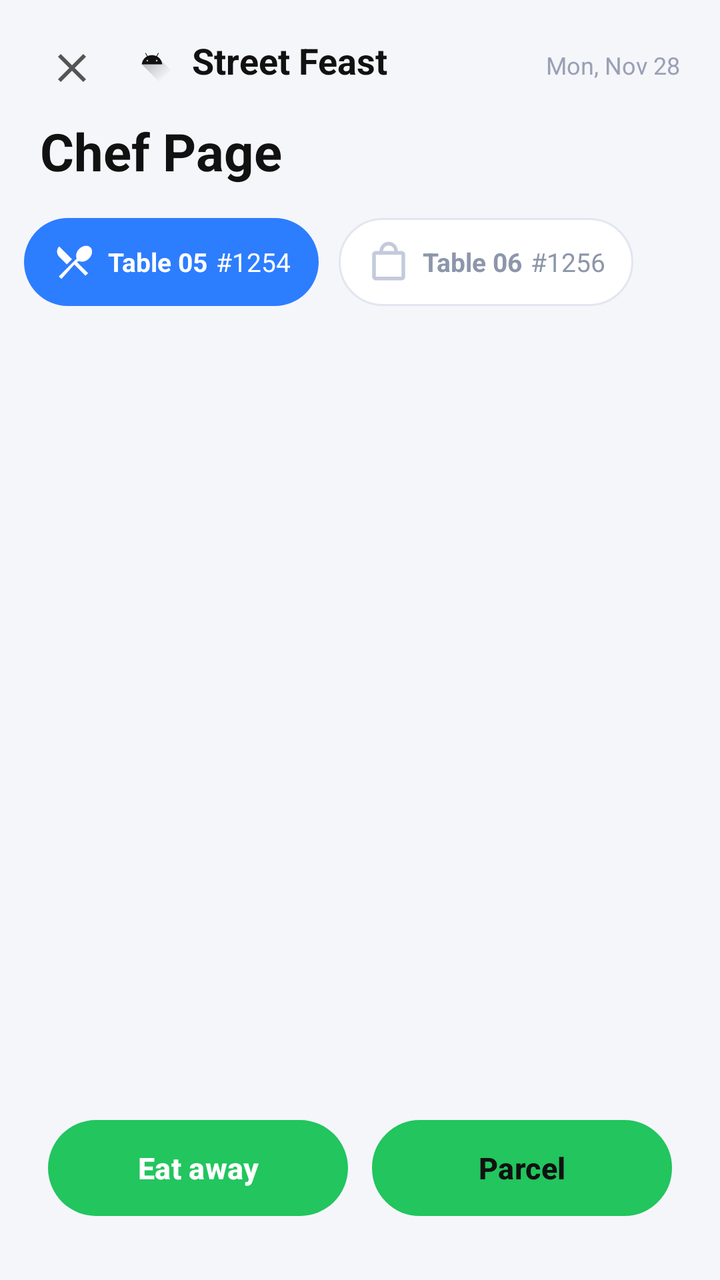
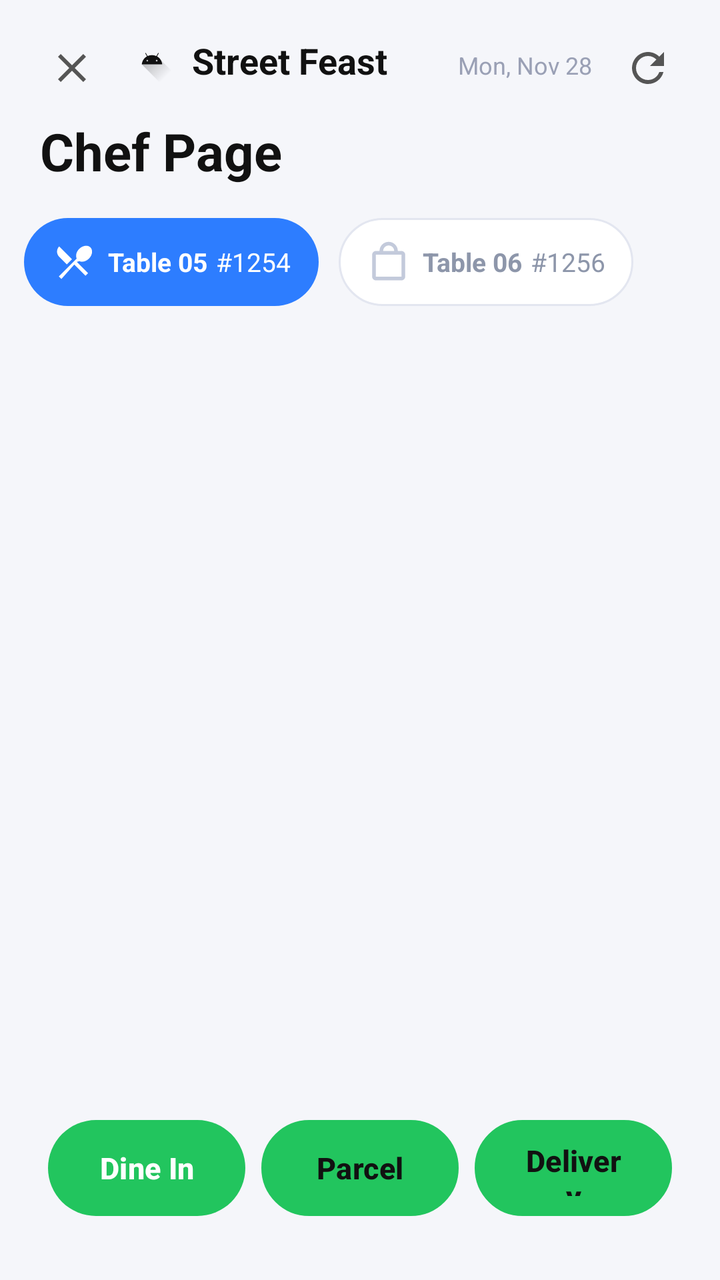

Two renders of the same Android screen: before a commit and after it. Below are the layout's source before the change and the commit's diff.
<!-- AndroidManifest.xml: application theme Theme.StreetFeast -->
<!-- res/layout/chef_page.xml -->
<?xml version="1.0" encoding="utf-8"?>

<androidx.constraintlayout.widget.ConstraintLayout xmlns:android="http://schemas.android.com/apk/res/android"
    xmlns:app="http://schemas.android.com/apk/res-auto"
    android:id="@+id/root"
    android:layout_width="match_parent"
    android:layout_height="match_parent"
    android:background="#F5F6FA">

    

    <LinearLayout
        android:id="@+id/topBar"
        android:layout_width="0dp"
        android:layout_height="wrap_content"
        android:orientation="horizontal"
        android:paddingStart="20dp"
        android:paddingEnd="20dp"
        android:paddingTop="18dp"
        android:paddingBottom="4dp"
        app:layout_constraintTop_toTopOf="parent"
        app:layout_constraintStart_toStartOf="parent"
        app:layout_constraintEnd_toEndOf="parent">

        <ImageButton
            android:id="@+id/btnClose"
            android:layout_width="32dp"
            android:layout_height="32dp"
            android:background="@android:color/transparent"
            android:src="@drawable/ic_close"
            app:tint="#555555" />

        <ImageView
            android:id="@+id/ivLogo"
            android:layout_width="24dp"
            android:layout_height="24dp"
            android:layout_marginStart="12dp"
            android:layout_marginEnd="8dp"
            android:src="@drawable/ic_launcher_foreground"
            android:contentDescription="Street Feast Logo"
            app:tint="#111111" />

        <TextView
            android:id="@+id/tvRestaurantName"
            android:layout_width="0dp"
            android:layout_height="wrap_content"
            android:layout_marginStart="0dp"
            android:layout_weight="1"
            android:text="Street Feast"
            android:textColor="#111111"
            android:textSize="18sp"
            android:textStyle="bold" />

        <TextView
            android:id="@+id/tvDate"
            android:layout_width="wrap_content"
            android:layout_height="wrap_content"
            android:text="Mon, Nov 28"
            android:textColor="#9AA0B5"
            android:textSize="12sp" />

    </LinearLayout>

    <TextView
        android:id="@+id/tvPageTitle"
        android:layout_width="wrap_content"
        android:layout_height="wrap_content"
        android:layout_marginStart="20dp"
        android:layout_marginTop="4dp"
        android:text="Chef Page"
        android:textColor="#111111"
        android:textSize="26sp"
        android:textStyle="bold"
        app:layout_constraintTop_toBottomOf="@id/topBar"
        app:layout_constraintStart_toStartOf="parent" />

    

    <HorizontalScrollView
        android:id="@+id/tabsScroll"
        android:layout_width="0dp"
        android:layout_height="wrap_content"
        android:layout_marginTop="16dp"
        android:paddingStart="12dp"
        android:paddingEnd="12dp"
        android:scrollbars="none"
        app:layout_constraintTop_toBottomOf="@id/tvPageTitle"
        app:layout_constraintStart_toStartOf="parent"
        app:layout_constraintEnd_toEndOf="parent">

        <LinearLayout
            android:id="@+id/tabsContainer"
            android:layout_width="wrap_content"
            android:layout_height="wrap_content"
            android:orientation="horizontal">

            
            <LinearLayout
                android:id="@+id/tabTable05"
                android:layout_width="wrap_content"
                android:layout_height="44dp"
                android:layout_marginEnd="10dp"
                android:background="@drawable/bg_tab_selected"
                android:gravity="center_vertical"
                android:orientation="horizontal"
                android:paddingStart="14dp"
                android:paddingEnd="14dp">

                <ImageView
                    android:id="@+id/iconTab05"
                    android:layout_width="22dp"
                    android:layout_height="22dp"
                    android:src="@drawable/ic_cutlery"
                    app:tint="@android:color/white" />

                <TextView
                    android:id="@+id/tvTabSelectedLabel"
                    android:layout_width="wrap_content"
                    android:layout_height="wrap_content"
                    android:layout_marginStart="6dp"
                    android:text="Table 05"
                    android:textColor="@android:color/white"
                    android:textSize="13sp"
                    android:textStyle="bold" />

                <TextView
                    android:id="@+id/tvTabSelectedNumber"
                    android:layout_width="wrap_content"
                    android:layout_height="wrap_content"
                    android:layout_marginStart="4dp"
                    android:text="#1254"
                    android:textColor="@android:color/white"
                    android:textSize="13sp" />
            </LinearLayout>

            
            <LinearLayout
                android:id="@+id/tabTable06"
                android:layout_width="wrap_content"
                android:layout_height="44dp"
                android:layout_marginEnd="10dp"
                android:background="@drawable/bg_tab_unselected"
                android:gravity="center_vertical"
                android:orientation="horizontal"
                android:paddingStart="14dp"
                android:paddingEnd="14dp">

                <ImageView
                    android:id="@+id/iconTab06"
                    android:layout_width="22dp"
                    android:layout_height="22dp"
                    android:src="@drawable/ic_bag"
                    app:tint="#C3CADB" />

                <TextView
                    android:id="@+id/tvTabTable06"
                    android:layout_width="wrap_content"
                    android:layout_height="wrap_content"
                    android:layout_marginStart="6dp"
                    android:text="Table 06"
                    android:textColor="#8D96AA"
                    android:textSize="13sp"
                    android:textStyle="bold" />

                <TextView
                    android:id="@+id/tvTabTable06Number"
                    android:layout_width="wrap_content"
                    android:layout_height="wrap_content"
                    android:layout_marginStart="4dp"
                    android:text="#1256"
                    android:textColor="#8D96AA"
                    android:textSize="13sp" />
            </LinearLayout>

            

        </LinearLayout>
    </HorizontalScrollView>

    

    <androidx.viewpager2.widget.ViewPager2
        android:id="@+id/viewPagerOrders"
        android:layout_width="0dp"
        android:layout_height="0dp"
        android:layout_marginStart="16dp"
        android:layout_marginEnd="16dp"
        android:layout_marginTop="18dp"
        app:layout_constraintTop_toBottomOf="@id/tabsScroll"
        app:layout_constraintBottom_toTopOf="@+id/bottomButtons"
        app:layout_constraintStart_toStartOf="parent"
        app:layout_constraintEnd_toEndOf="parent" />

    

    <LinearLayout
        android:id="@+id/bottomButtons"
        android:layout_width="0dp"
        android:layout_height="72dp"
        android:layout_marginStart="24dp"
        android:layout_marginEnd="24dp"
        android:layout_marginBottom="20dp"
        android:gravity="center"
        android:orientation="horizontal"
        app:layout_constraintBottom_toBottomOf="parent"
        app:layout_constraintStart_toStartOf="parent"
        app:layout_constraintEnd_toEndOf="parent">

        <Button
            android:id="@+id/btnEatAway"
            android:layout_width="0dp"
            android:layout_height="48dp"
            android:layout_marginEnd="12dp"
            android:layout_weight="1"
            android:background="@drawable/bg_black_pill"
            android:text="Eat away"
            android:textAllCaps="false"
            android:textColor="@android:color/white"
            android:textSize="15sp"
            android:textStyle="bold" />

        <Button
            android:id="@+id/btnParcel"
            android:layout_width="0dp"
            android:layout_height="48dp"
            android:layout_weight="1"
            android:background="@drawable/bg_white_outline_pill"
            android:text="Parcel"
            android:textAllCaps="false"
            android:textColor="#111111"
            android:textSize="15sp"
            android:textStyle="bold" />
    </LinearLayout>

</androidx.constraintlayout.widget.ConstraintLayout>
<!-- resources referenced by this layout -->
<resources>
  <!-- drawable bg_black_pill (drawable) -->
  <shape xmlns:android="http://schemas.android.com/apk/res/android">
      <solid android:color="#000000" />
      <corners android:radius="24dp" />
  </shape>
  <!-- drawable bg_tab_selected (drawable) -->
  <shape xmlns:android="http://schemas.android.com/apk/res/android">
      <solid android:color="#2D7DFF" />
      <corners android:radius="22dp" />
  </shape>
  <!-- drawable bg_tab_unselected (drawable) -->
  <shape xmlns:android="http://schemas.android.com/apk/res/android">
      <solid android:color="#FFFFFF" />
      <corners android:radius="22dp" />
      <stroke
          android:width="1dp"
          android:color="#E3E6F0" />
  </shape>
  <!-- drawable bg_white_outline_pill (drawable) -->
  <shape xmlns:android="http://schemas.android.com/apk/res/android">
      <solid android:color="#FFFFFF" />
      <corners android:radius="24dp" />
      <stroke
          android:width="1dp"
          android:color="#111111" />
  </shape>
  <!-- drawable ic_bag (drawable) -->
  <vector xmlns:android="http://schemas.android.com/apk/res/android"
      android:width="24dp"
      android:height="24dp"
      android:viewportWidth="24"
      android:viewportHeight="24">
      <path
          android:fillColor="#FF000000"
          android:pathData="M19,6h-2c0,-2.76 -2.24,-5 -5,-5S7,3.24 7,6H5c-1.1,0 -1.99,0.9 -1.99,2L3,20c0,1.1 0.9,2 2,2h14c1.1,0 2,-0.9 2,-2V8c0,-1.1 -0.9,-2 -2,-2zM12,3c1.66,0 3,1.34 3,3H9c0,-1.66 1.34,-3 3,-3zM19,20H5V8h14v12z"/>
  </vector>
  <!-- drawable ic_close (drawable) -->
  <vector xmlns:android="http://schemas.android.com/apk/res/android"
      android:width="24dp"
      android:height="24dp"
      android:viewportWidth="24"
      android:viewportHeight="24">
      <path
          android:fillColor="#FF000000"
          android:pathData="M19,6.41L17.59,5 12,10.59 6.41,5 5,6.41 10.59,12 5,17.59 6.41,19 12,13.41 17.59,19 19,17.59 13.41,12z"/>
  </vector>
  <!-- drawable ic_cutlery (drawable) -->
  <vector xmlns:android="http://schemas.android.com/apk/res/android"
      android:width="24dp"
      android:height="24dp"
      android:viewportWidth="24"
      android:viewportHeight="24">
      <path
          android:fillColor="#FF000000"
          android:pathData="M8.1,13.34l2.83,-2.83L3.91,3.5c-1.56,1.56 -1.56,4.09 0,5.66l4.19,4.18zM14.88,11.53c1.53,0.71 3.68,0.21 5.27,-1.38 1.91,-1.91 2.28,-4.65 0.81,-6.12 -1.46,-1.46 -4.2,-1.1 -6.12,0.81 -1.59,1.59 -2.09,3.74 -1.38,5.27L3.7,19.87l1.41,1.41L12.14,13.4l-0.02,-0.02 6.13,6.13 1.41,-1.41 -6.13,-6.13z"/>
  </vector>
  <style name="Theme.StreetFeast" parent="Base.Theme.StreetFeast" />
  <style name="Base.Theme.StreetFeast" parent="Theme.Material3.Light.NoActionBar">
          <item name="colorPrimary">@color/action_primary</item>
          <item name="colorOnPrimary">@color/white</item>
          <item name="android:statusBarColor">@color/white</item>
          <item name="android:windowLightStatusBar">true</item>
          <item name="android:textColorPrimary">@color/text_primary</item>
          <item name="android:textColorSecondary">@color/text_secondary</item>
      </style>
  <color name="action_primary">#22C55E</color>
  <color name="white">#FFFFFFFF</color>
  <color name="text_primary">#1F2937</color>
  <color name="text_secondary">#6B7280</color>
  <!-- unchanged entries left out for length: 1 -->
</resources>

<!-- the commit's change to res/layout/chef_page.xml (unified diff, before → after) -->
@@ -58,6 +58,16 @@
             android:text="Mon, Nov 28"
             android:textColor="#9AA0B5"
             android:textSize="12sp" />
+
+        <ImageButton
+            android:id="@+id/btnRefresh"
+            android:layout_width="32dp"
+            android:layout_height="32dp"
+            android:layout_marginStart="12dp"
+            android:background="@android:color/transparent"
+            android:src="@drawable/ic_refresh"
+            android:contentDescription="Refresh orders"
+            app:tint="#555555" />
 
     </LinearLayout>
 
@@ -210,10 +220,10 @@
             android:id="@+id/btnEatAway"
             android:layout_width="0dp"
             android:layout_height="48dp"
-            android:layout_marginEnd="12dp"
+            android:layout_marginEnd="8dp"
             android:layout_weight="1"
             android:background="@drawable/bg_black_pill"
-            android:text="Eat away"
+            android:text="Dine In"
             android:textAllCaps="false"
             android:textColor="@android:color/white"
             android:textSize="15sp"
@@ -223,6 +233,7 @@
             android:id="@+id/btnParcel"
             android:layout_width="0dp"
             android:layout_height="48dp"
+            android:layout_marginEnd="8dp"
             android:layout_weight="1"
             android:background="@drawable/bg_white_outline_pill"
             android:text="Parcel"
@@ -230,6 +241,18 @@
             android:textColor="#111111"
             android:textSize="15sp"
             android:textStyle="bold" />
+
+        <Button
+            android:id="@+id/btnDelivery"
+            android:layout_width="0dp"
+            android:layout_height="48dp"
+            android:layout_weight="1"
+            android:background="@drawable/bg_white_outline_pill"
+            android:text="Delivery"
+            android:textAllCaps="false"
+            android:textColor="#111111"
+            android:textSize="15sp"
+            android:textStyle="bold" />
     </LinearLayout>
 
 </androidx.constraintlayout.widget.ConstraintLayout>
<!-- resource entries referenced after the edit -->
@@ -56,6 +56,16 @@
           android:fillColor="#FF000000"
           android:pathData="M8.1,13.34l2.83,-2.83L3.91,3.5c-1.56,1.56 -1.56,4.09 0,5.66l4.19,4.18zM14.88,11.53c1.53,0.71 3.68,0.21 5.27,-1.38 1.91,-1.91 2.28,-4.65 0.81,-6.12 -1.46,-1.46 -4.2,-1.1 -6.12,0.81 -1.59,1.59 -2.09,3.74 -1.38,5.27L3.7,19.87l1.41,1.41L12.14,13.4l-0.02,-0.02 6.13,6.13 1.41,-1.41 -6.13,-6.13z"/>
   </vector>
+  <!-- drawable ic_refresh (drawable) -->
+  <vector xmlns:android="http://schemas.android.com/apk/res/android"
+      android:width="24dp"
+      android:height="24dp"
+      android:viewportWidth="24"
+      android:viewportHeight="24">
+      <path
+          android:fillColor="#FF000000"
+          android:pathData="M17.65,6.35C16.2,4.9 14.21,4 12,4c-4.42,0 -7.99,3.58 -7.99,8s3.57,8 7.99,8c3.73,0 6.84,-2.55 7.73,-6h-2.08c-0.82,2.33 -3.04,4 -5.65,4 -3.31,0 -6,-2.69 -6,-6s2.69,-6 6,-6c1.66,0 3.14,0.69 4.22,1.78L13,11h7V4l-2.35,2.35z"/>
+  </vector>
   <style name="Theme.StreetFeast" parent="Base.Theme.StreetFeast" />
   <style name="Base.Theme.StreetFeast" parent="Theme.Material3.Light.NoActionBar">
           <item name="colorPrimary">@color/action_primary</item>
